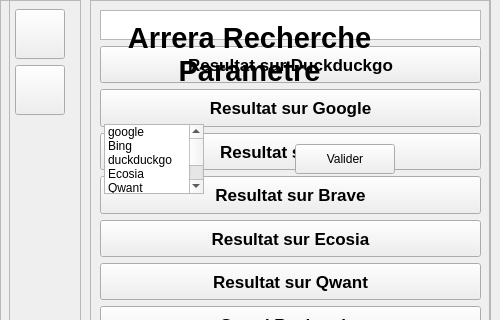
Old version of the form cuirecherche.ui in the repository Arrera-Software/Arrera-Recherche; both pictures show x 0 to 500 and y 0 to 320 of the 500 by 600 pixel window.
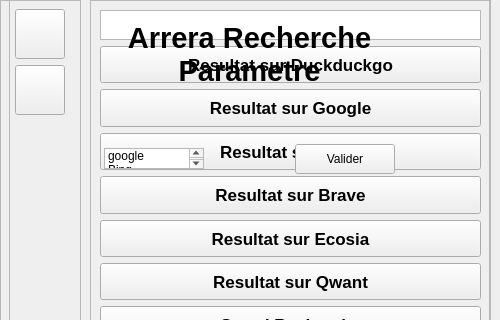
New version of the form. Icons and pictures are not drawn.

Commit message: Petit mise a jour de l'ui

Diff of the .ui file:
```diff
--- a/cuirecherche.ui
+++ b/cuirecherche.ui
@@ -498,10 +498,16 @@
       </item>
       <item>
        <widget class="QListWidget" name="IDC_LISTMOTEUR">
+        <property name="minimumSize">
+         <size>
+          <width>0</width>
+          <height>1</height>
+         </size>
+        </property>
         <property name="maximumSize">
          <size>
           <width>100</width>
-          <height>70</height>
+          <height>21</height>
          </size>
         </property>
         <property name="tabKeyNavigation">
```
